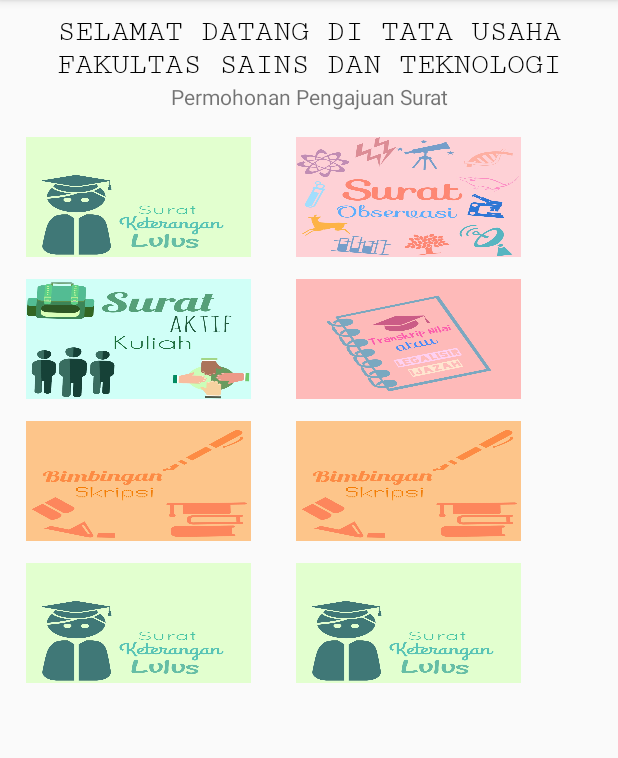
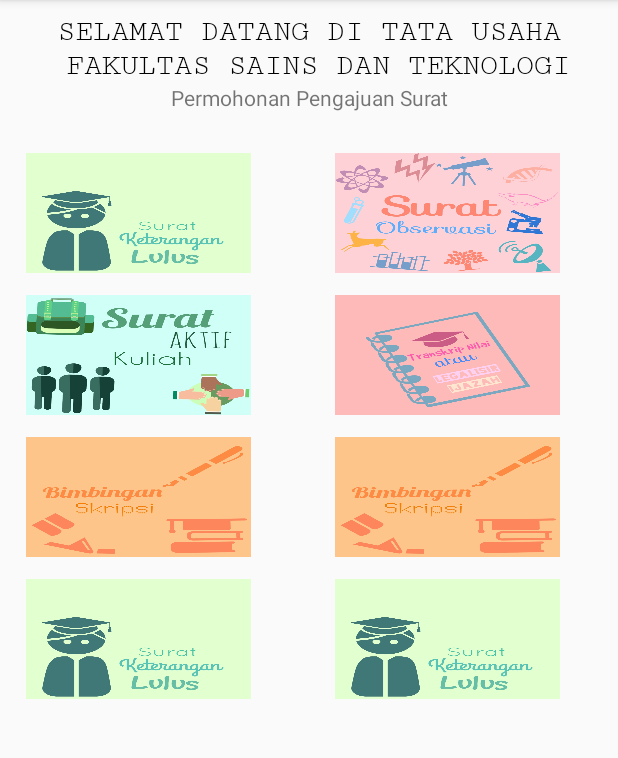
Before and after one commit to putrimu/Persuratan, an Android app: the screen it shows after launch (MainActivity), on a phone screen of 412 x 824 dp, the part 84-842 px from its top. Run offline under Robolectric (Android 15) with nearby library versions, the phone set to English and light mode, and no system bars.

Commit message:
edit tampilan

```diff
--- a/app/src/main/res/layout/activity_main.xml
+++ b/app/src/main/res/layout/activity_main.xml
@@ -11,13 +11,24 @@
         android:orientation="vertical"
         android:layout_width="match_parent"
         android:layout_height="wrap_content"
-        android:padding="10dp">
+        android:paddingTop="10dp"
+        android:paddingBottom="20dp">
 
         <TextView
             android:gravity="center"
             android:layout_width="match_parent"
             android:layout_height="wrap_content"
-            android:text="SELAMAT DATANG DI TATA USAHA FAKULTAS SAINS DAN TEKNOLOGI"
+            android:text="SELAMAT DATANG DI TATA USAHA"
+            android:textSize="20sp"
+            android:textColor="#000"
+            android:fontFamily="serif-monospace"
+            />
+
+        <TextView
+            android:gravity="center"
+            android:layout_width="match_parent"
+            android:layout_height="wrap_content"
+            android:text=" FAKULTAS SAINS DAN TEKNOLOGI"
             android:textSize="20sp"
             android:textColor="#000"
             android:fontFamily="serif-monospace"
@@ -34,11 +45,12 @@
 
     <LinearLayout
         android:orientation="horizontal"
-        android:layout_width="wrap_content"
+        android:layout_width="match_parent"
         android:layout_height="wrap_content">
 
 
     <LinearLayout
+        android:layout_weight="0.5"
         android:orientation="vertical"
         android:layout_width="180dp"
         android:paddingLeft="10dp"
@@ -79,6 +91,7 @@
     </LinearLayout>
 
     <LinearLayout
+        android:layout_weight="0.5"
         android:orientation="vertical"
         android:layout_width="180dp"
         android:paddingRight="10dp"
@@ -87,6 +100,7 @@
 
 
         <ImageButton
+            android:id="@+id/ib_observasi"
             android:layout_margin="7dp"
             android:layout_width="150dp"
             android:layout_height="80dp"
@@ -94,6 +108,7 @@
             />
 
         <ImageButton
+            android:id="@+id/ib_transkrip"
             android:layout_margin="7dp"
             android:layout_width="150dp"
             android:layout_height="80dp"
```
